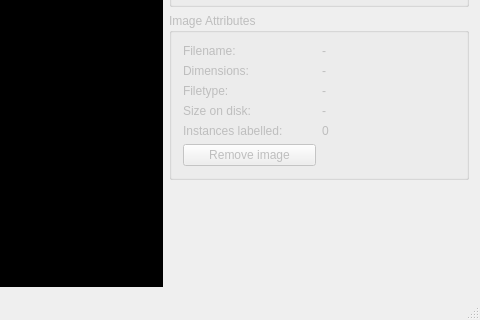
Above: src/mainwindow.ui from jveitchmichaelis/deeplabel before the change; both pictures show x 419 to 899 and y 297 to 617 of the 899 by 617 pixel window. Below: the same form after it.
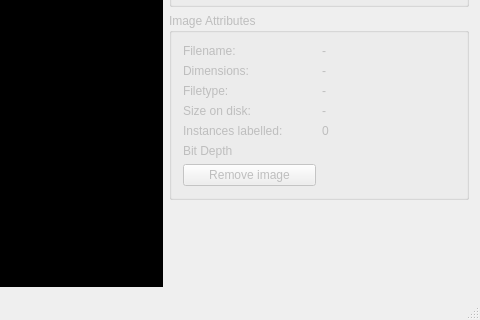
That is the form after the change.

The edit to the form file:
```diff
--- a/src/mainwindow.ui
+++ b/src/mainwindow.ui
@@ -106,13 +106,27 @@
          </property>
         </widget>
        </item>
-       <item row="5" column="0">
+       <item row="6" column="0">
         <widget class="QPushButton" name="removeImageButton">
          <property name="text">
           <string>Remove image</string>
          </property>
         </widget>
        </item>
+       <item row="5" column="0">
+        <widget class="QLabel" name="label">
+         <property name="text">
+          <string>Bit Depth</string>
+         </property>
+        </widget>
+       </item>
+       <item row="5" column="1">
+        <widget class="QLabel" name="imageBitDepthLabel">
+         <property name="text">
+          <string/>
+         </property>
+        </widget>
+       </item>
       </layout>
      </widget>
     </item>
```
Left out of the diff: 34 changed lines with no effect on the pictures.
